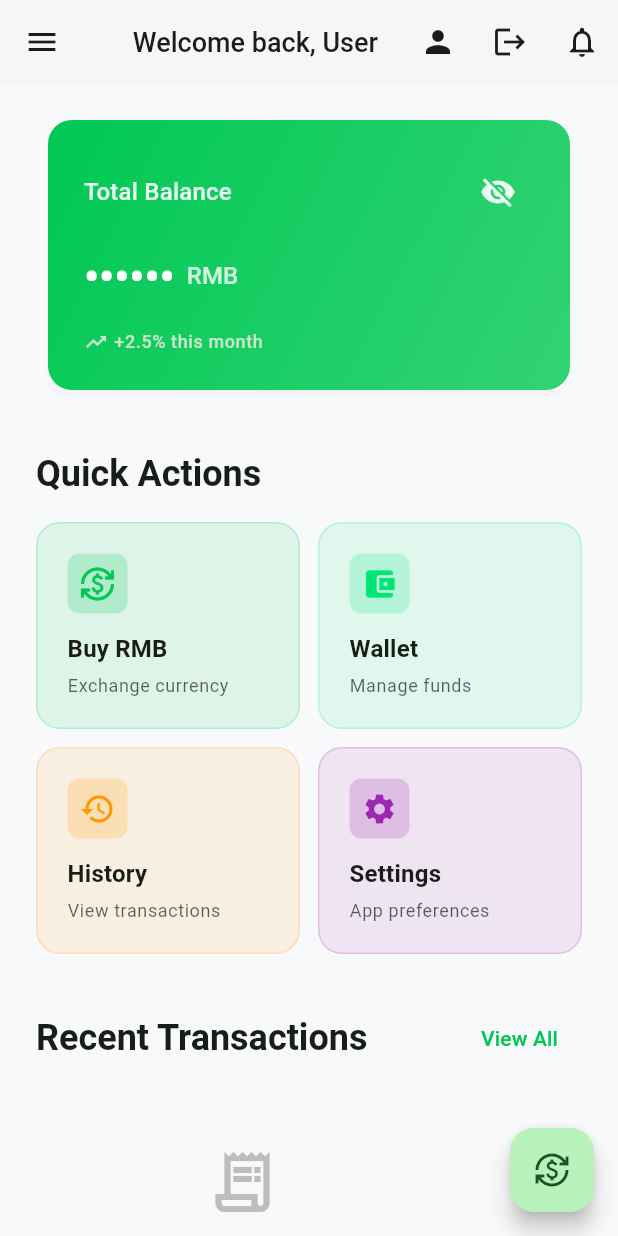
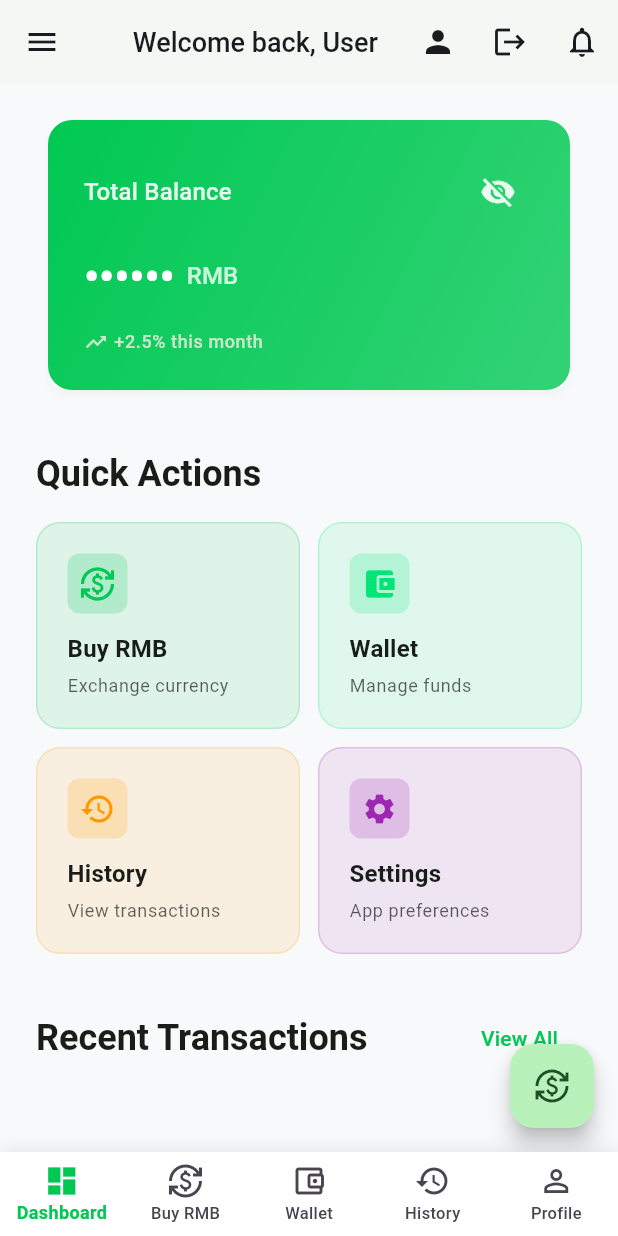
Before and after one commit to FredrickDickson/rmbexpress, a Flutter app: the UserShell screen opened by its route, after a tap on the "visibility" icon, on a phone screen of 412 x 824 dp. Run offline on Flutter 3.47's test engine with Material 3 defaults, Android fonts, the phone set to English and light mode, and no system bars; our stand-ins replace flutter_riverpod, go_router, shimmer, supabase_flutter; missing offline and left inert: paystack_for_flutter; accounts and stored records are empty; network calls fail.

Commit message:
Add bottom navigation for user-facing screens
Introduces `BottomNavigationShell` widget to provide Material Design bottom navigation with route management for user sections, including Dashboard, Buy RMB, Wallet, Transactions, and Profile.

Replit-Commit-Author: Agent
Replit-Commit-Session-Id: bc9be4b7-209d-436a-8c85-23c3fdbe41a6
Replit-Commit-Checkpoint-Type: full_checkpoint
Replit-Commit-Screenshot-Url: https://storage.googleapis.com/screenshot-production-us-central1/88ad9645-7ebd-487d-a617-cf3fe4017596/bc9be4b7-209d-436a-8c85-23c3fdbe41a6/IM7by5X

```diff
--- a/lib/screens/auth/user_shell.dart
+++ b/lib/screens/auth/user_shell.dart
@@ -5,6 +5,7 @@ import 'package:supabase_flutter/supabase_flutter.dart';
 import '../../core/services/supabase_service.dart';
 import '../../core/theme/app_theme.dart';
 import '../../core/router/app_router.dart';
+import '../../widgets/bottom_navigation_shell.dart';
 
 /// UserShell provides authentication wrapper for all user screens
 /// This ensures that only authenticated users can access user functionality
@@ -107,8 +108,10 @@ class _UserShellState extends State<UserShell> {
       return _buildRedirectScreen();
     }
 
-    // User is authenticated - show the requested content
-    return widget.child;
+    // User is authenticated - show the requested content with bottom navigation
+    return BottomNavigationShell(
+      child: widget.child,
+    );
   }
 
   Widget _buildLoadingScreen() {
--- /dev/null
+++ b/lib/widgets/bottom_navigation_shell.dart
@@ -0,0 +1,129 @@
+import 'package:flutter/material.dart';
+import 'package:go_router/go_router.dart';
+import '../core/theme/app_theme.dart';
+import '../core/router/app_router.dart';
+
+/// BottomNavigationShell provides Material Design bottom navigation
+/// for the main user screens in the BuyRMBOnline app
+class BottomNavigationShell extends StatefulWidget {
+  final Widget child;
+
+  const BottomNavigationShell({
+    super.key,
+    required this.child,
+  });
+
+  @override
+  State<BottomNavigationShell> createState() => _BottomNavigationShellState();
+}
+
+class _BottomNavigationShellState extends State<BottomNavigationShell> {
+  int get _currentIndex {
+    final location = GoRouter.of(context).routerDelegate.currentConfiguration.last.matchedLocation;
+    switch (location) {
+      case AppRouter.dashboard:
+        return 0;
+      case AppRouter.buyRmb:
+        return 1;
+      case AppRouter.wallet:
+        return 2;
+      case AppRouter.transactions:
+        return 3;
+      case AppRouter.profile:
+        return 4;
+      default:
+        return 0;
+    }
+  }
+
+  void _onTabTapped(int index) {
+    switch (index) {
+      case 0:
+        context.go(AppRouter.dashboard);
+        break;
+      case 1:
+        context.go(AppRouter.buyRmb);
+        break;
+      case 2:
+        context.go(AppRouter.wallet);
+        break;
+      case 3:
+        context.go(AppRouter.transactions);
+        break;
+      case 4:
+        context.go(AppRouter.profile);
+        break;
+    }
+  }
+
+  @override
+  Widget build(BuildContext context) {
+    return Scaffold(
+      body: widget.child,
+      bottomNavigationBar: Container(
+        decoration: BoxDecoration(
+          color: AppTheme.surfaceColor,
+          boxShadow: [
+            BoxShadow(
+              color: Colors.black.withOpacity(0.08),
+              blurRadius: 8,
+              offset: const Offset(0, -2),
+            ),
+          ],
+        ),
+        child: SafeArea(
+          top: false,
+          child: BottomNavigationBar(
+            currentIndex: _currentIndex,
+            onTap: _onTabTapped,
+            type: BottomNavigationBarType.fixed,
+            backgroundColor: AppTheme.surfaceColor,
+            selectedItemColor: AppTheme.primaryGreen,
+            unselectedItemColor: AppTheme.textSecondary,
+            selectedLabelStyle: const TextStyle(
+              fontSize: 12,
+              fontWeight: FontWeight.w600,
+            ),
+            unselectedLabelStyle: const TextStyle(
+              fontSize: 11,
+              fontWeight: FontWeight.w500,
+            ),
+            elevation: 0,
+            items: const [
+              BottomNavigationBarItem(
+                icon: Icon(Icons.dashboard_outlined),
+                activeIcon: Icon(Icons.dashboard),
+                label: 'Dashboard',
+                tooltip: 'View your account overview and quick actions',
+              ),
+              BottomNavigationBarItem(
+                icon: Icon(Icons.currency_exchange_outlined),
+                activeIcon: Icon(Icons.currency_exchange),
+                label: 'Buy RMB',
+                tooltip: 'Exchange GHS to Chinese Yuan (RMB)',
+              ),
+              BottomNavigationBarItem(
+                icon: Icon(Icons.account_balance_wallet_outlined),
+                activeIcon: Icon(Icons.account_balance_wallet),
+                label: 'Wallet',
+                tooltip: 'Manage your digital wallet and balances',
+              ),
+              BottomNavigationBarItem(
+                icon: Icon(Icons.history_outlined),
+                activeIcon: Icon(Icons.history),
+                label: 'History',
+                tooltip: 'View your transaction history',
+              ),
+              BottomNavigationBarItem(
+                icon: Icon(Icons.person_outline),
+                activeIcon: Icon(Icons.person),
+                label: 'Profile',
+                tooltip: 'Manage your account settings and profile',
+              ),
+            ],
+          ),
+        ),
+      ),
+    );
+  }
+}
```
Also changed, not shown: 1 other file.
